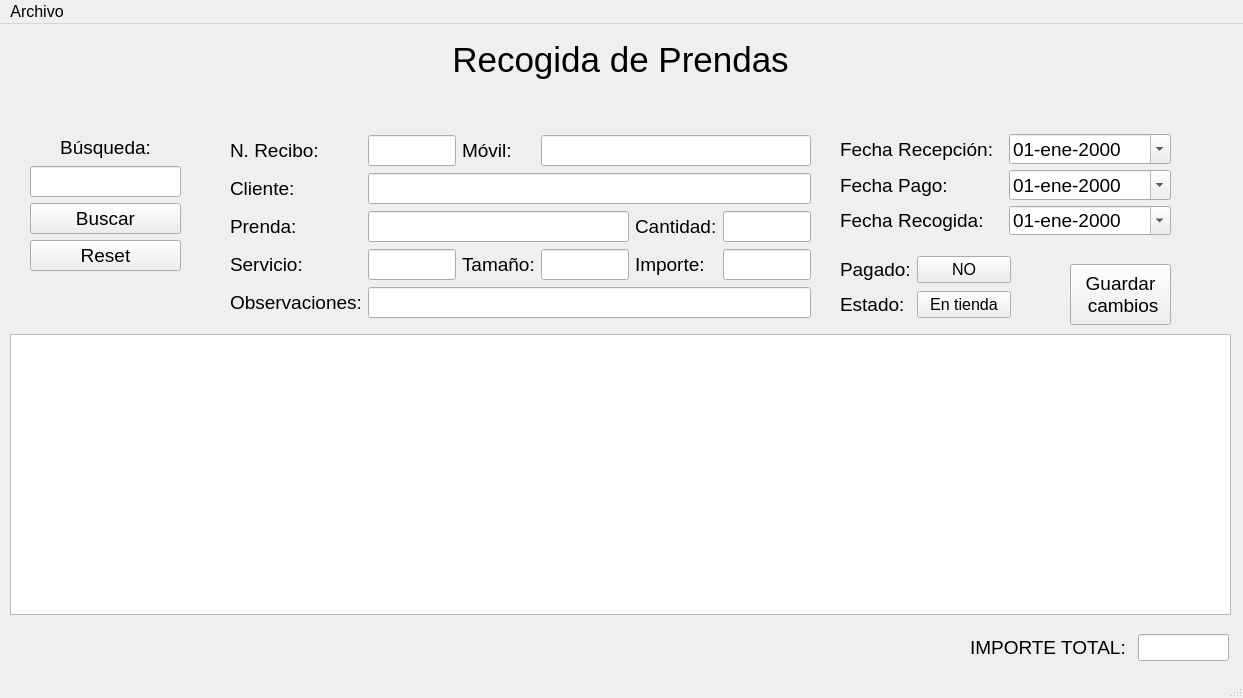
Above: src/recog_prendas/recog_prendas.ui from germanbravolopez/laideal before the change. Below: the same form after it.
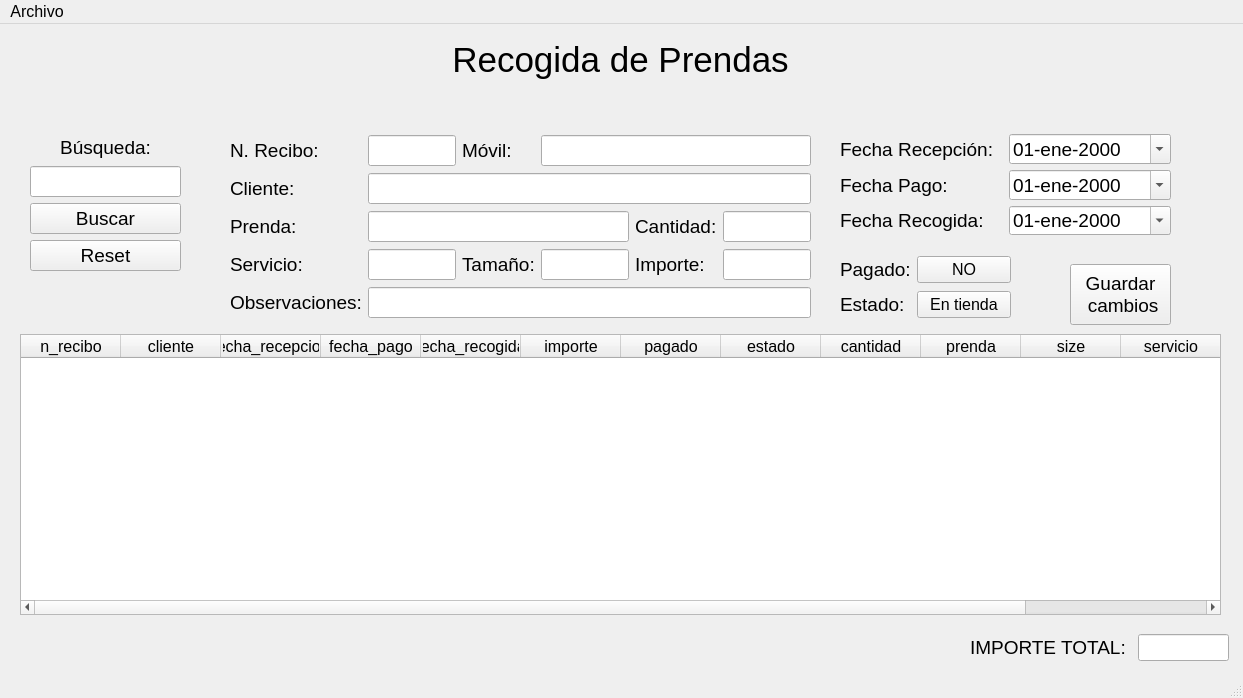
That is the form after the change.

Commit message: change tableView by tableWidget and add more functionality, issue: data lost when search multiple times

Diff of the .ui file:
```diff
--- a/src/recog_prendas/recog_prendas.ui
+++ b/src/recog_prendas/recog_prendas.ui
@@ -57,19 +57,6 @@
      <set>Qt::AlignCenter</set>
     </property>
    </widget>
-   <widget class="QTableView" name="tableView">
-    <property name="geometry">
-     <rect>
-      <x>10</x>
-      <y>310</y>
-      <width>1221</width>
-      <height>281</height>
-     </rect>
-    </property>
-    <property name="alternatingRowColors">
-     <bool>true</bool>
-    </property>
-   </widget>
    <widget class="QWidget" name="layoutWidget">
     <property name="geometry">
      <rect>
@@ -342,7 +329,7 @@
      <bool>false</bool>
     </property>
    </widget>
-   <widget class="QWidget" name="">
+   <widget class="QWidget" name="layoutWidget">
     <property name="geometry">
      <rect>
       <x>230</x>
@@ -690,7 +677,7 @@
      </item>
     </layout>
    </widget>
-   <widget class="QWidget" name="">
+   <widget class="QWidget" name="layoutWidget">
     <property name="geometry">
      <rect>
       <x>840</x>
@@ -754,6 +741,108 @@
      </item>
     </layout>
    </widget>
+   <widget class="QTableWidget" name="table">
+    <property name="geometry">
+     <rect>
+      <x>20</x>
+      <y>310</y>
+      <width>1201</width>
+      <height>281</height>
+     </rect>
+    </property>
+    <property name="locale">
+     <locale language="Spanish" country="Spain"/>
+    </property>
+    <property name="sizeAdjustPolicy">
+     <enum>QAbstractScrollArea::AdjustToContents</enum>
+    </property>
+    <property name="editTriggers">
+     <set>QAbstractItemView::NoEditTriggers</set>
+    </property>
+    <property name="dragDropMode">
+     <enum>QAbstractItemView::NoDragDrop</enum>
+    </property>
+    <property name="alternatingRowColors">
+     <bool>true</bool>
+    </property>
+    <property name="selectionMode">
+     <enum>QAbstractItemView::ExtendedSelection</enum>
+    </property>
+    <property name="selectionBehavior">
+     <enum>QAbstractItemView::SelectItems</enum>
+    </property>
+    <property name="sortingEnabled">
+     <bool>true</bool>
+    </property>
+    <attribute name="verticalHeaderShowSortIndicator" stdset="0">
+     <bool>true</bool>
+    </attribute>
+    <column>
+     <property name="text">
+      <string>n_recibo</string>
+     </property>
+    </column>
+    <column>
+     <property name="text">
+      <string>cliente</string>
+     </property>
+    </column>
+    <column>
+     <property name="text">
+      <string>fecha_recepcion</string>
+     </property>
+    </column>
+    <column>
+     <property name="text">
+      <string>fecha_pago</string>
+     </property>
+    </column>
+    <column>
+     <property name="text">
+      <string>fecha_recogida</string>
+     </property>
+    </column>
+    <column>
+     <property name="text">
+      <string>importe</string>
+     </property>
+    </column>
+    <column>
+     <property name="text">
+      <string>pagado</string>
+     </property>
+    </column>
+    <column>
+     <property name="text">
+      <string>estado</string>
+     </property>
+    </column>
+    <column>
+     <property name="text">
+      <string>cantidad</string>
+     </property>
+    </column>
+    <column>
+     <property name="text">
+      <string>prenda</string>
+     </property>
+    </column>
+    <column>
+     <property name="text">
+      <string>size</string>
+     </property>
+    </column>
+    <column>
+     <property name="text">
+      <string>servicio</string>
+     </property>
+    </column>
+    <column>
+     <property name="text">
+      <string>observaciones</string>
+     </property>
+    </column>
+   </widget>
   </widget>
   <widget class="QMenuBar" name="menubar">
    <property name="geometry">
```
Left out of the diff: 1 changed line with no effect on the pictures. The commit also changes 3 other files.
